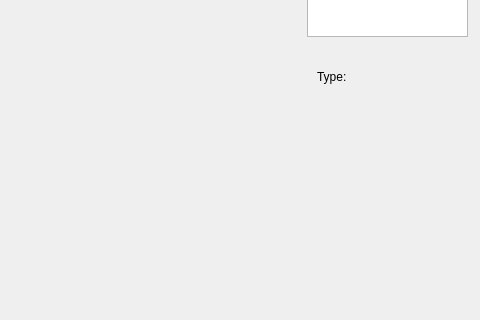
First picture: the form in mainwindow.ui, repository ankoupxr/XCurve, before the edit; both pictures show x 773 to 1253 and y 243 to 563 of the 1253 by 665 pixel window.
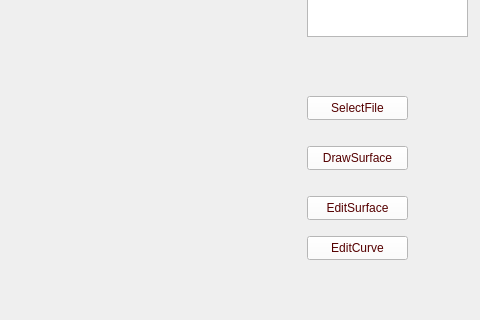
Second picture: the form after the edit. Custom widgets are drawn as their Qt base class.

The edit to the form file:
```diff
--- a/mainwindow.ui
+++ b/mainwindow.ui
@@ -41,17 +41,72 @@
       </property>
      </column>
     </widget>
-    <widget class="QLabel" name="label">
+    <widget class="QPushButton" name="pushButton">
      <property name="geometry">
       <rect>
-       <x>20</x>
-       <y>275</y>
-       <width>131</width>
-       <height>31</height>
+       <x>10</x>
+       <y>310</y>
+       <width>101</width>
+       <height>24</height>
       </rect>
      </property>
+     <property name="styleSheet">
+      <string notr="true">color:rgb(85, 0, 0);
+background-color:rgb(255,255,255)</string>
+     </property>
      <property name="text">
-      <string>Type:</string>
+      <string>SelectFile</string>
+     </property>
+    </widget>
+    <widget class="QPushButton" name="pushButton_2">
+     <property name="geometry">
+      <rect>
+       <x>10</x>
+       <y>360</y>
+       <width>101</width>
+       <height>24</height>
+      </rect>
+     </property>
+     <property name="styleSheet">
+      <string notr="true">color:rgb(85, 0, 0);
+background-color:rgb(255,255,255)</string>
+     </property>
+     <property name="text">
+      <string>DrawSurface</string>
+     </property>
+    </widget>
+    <widget class="QPushButton" name="pushButton_3">
+     <property name="geometry">
+      <rect>
+       <x>10</x>
+       <y>410</y>
+       <width>101</width>
+       <height>24</height>
+      </rect>
+     </property>
+     <property name="styleSheet">
+      <string notr="true">color:rgb(85, 0, 0);
+background-color:rgb(255,255,255)</string>
+     </property>
+     <property name="text">
+      <string>EditSurface</string>
+     </property>
+    </widget>
+    <widget class="QPushButton" name="pushButton_4">
+     <property name="geometry">
+      <rect>
+       <x>10</x>
+       <y>450</y>
+       <width>101</width>
+       <height>24</height>
+      </rect>
+     </property>
+     <property name="styleSheet">
+      <string notr="true">color:rgb(85, 0, 0);
+background-color:rgb(255,255,255)</string>
+     </property>
+     <property name="text">
+      <string>EditCurve</string>
      </property>
     </widget>
    </widget>
```
